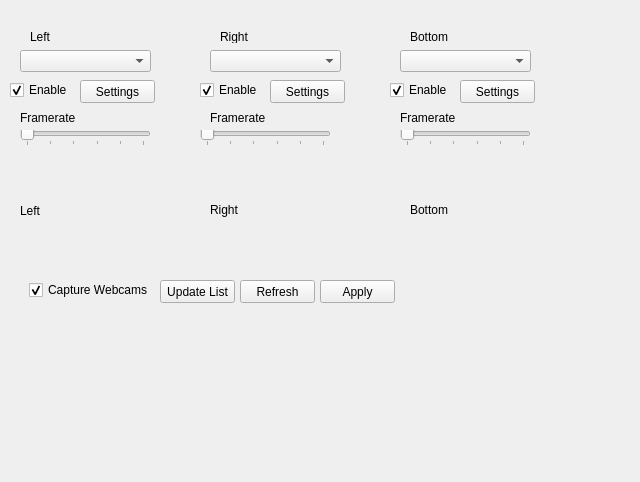
Old version of the form Hanse/Module_Webcams/form_webcams.ui in the repository iti-luebeck/HANSE2011.
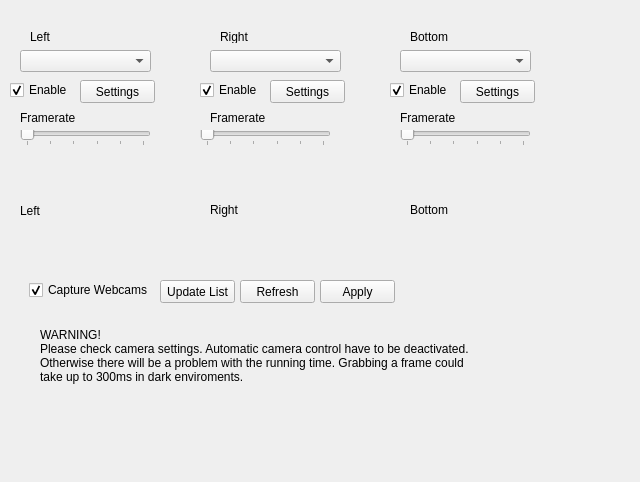
New version of the form.

Commit message: data und setting sind private. zugriff nur ueber gesicherte methoden moeglich

What changed in the file:
```diff
--- a/Hanse/Module_Webcams/form_webcams.ui
+++ b/Hanse/Module_Webcams/form_webcams.ui
@@ -431,6 +431,22 @@
     <string>Framerate</string>
    </property>
   </widget>
+  <widget class="QLabel" name="label_4">
+   <property name="geometry">
+    <rect>
+     <x>40</x>
+     <y>310</y>
+     <width>491</width>
+     <height>91</height>
+    </rect>
+   </property>
+   <property name="text">
+    <string>WARNING! 
+Please check camera settings. Automatic camera control have to be deactivated. 
+Otherwise there will be a problem with the running time. Grabbing a frame could 
+take up to 300ms in dark enviroments.</string>
+   </property>
+  </widget>
  </widget>
  <resources/>
  <connections/>
```
The commit also changes 29 other files.
